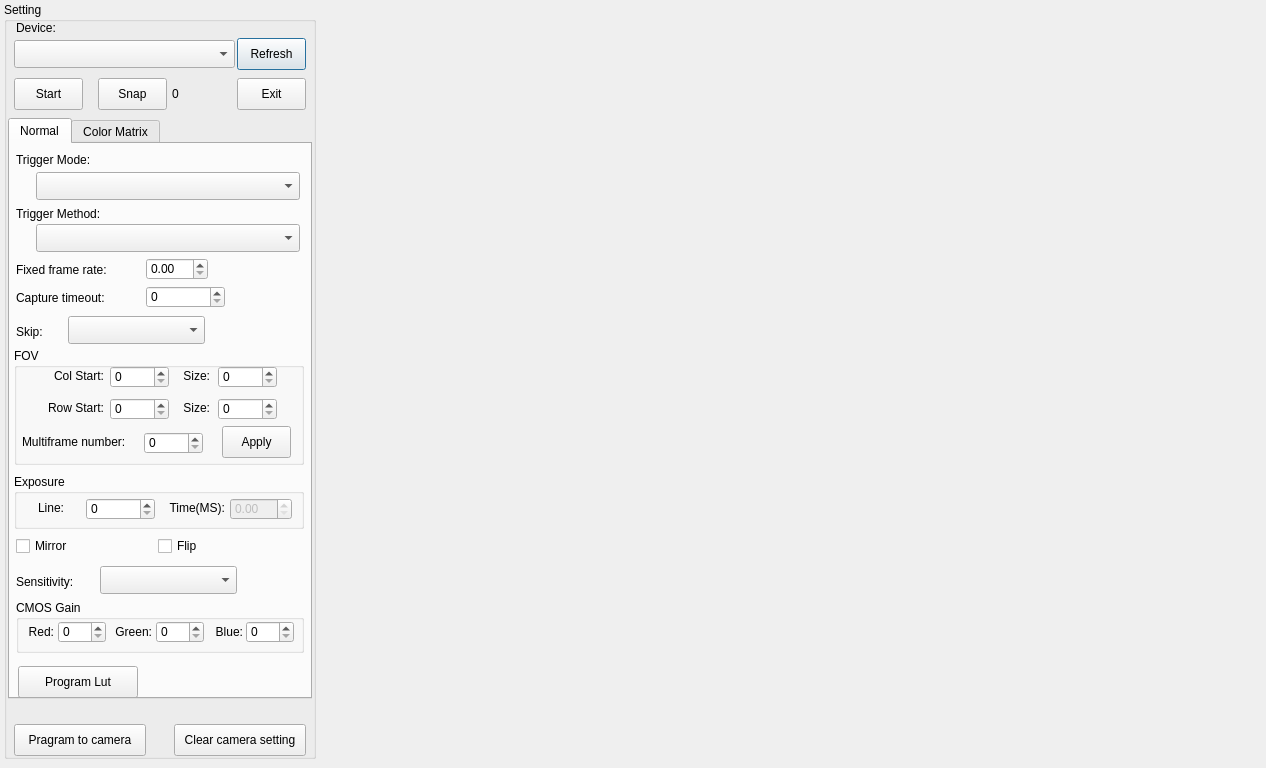
The window that KSJDemoQT_QImage/KSJShow/KSJSCZDemoMainWindow.ui (James20L/KSJApiNew) describes before a commit, drawn with Qt 5.
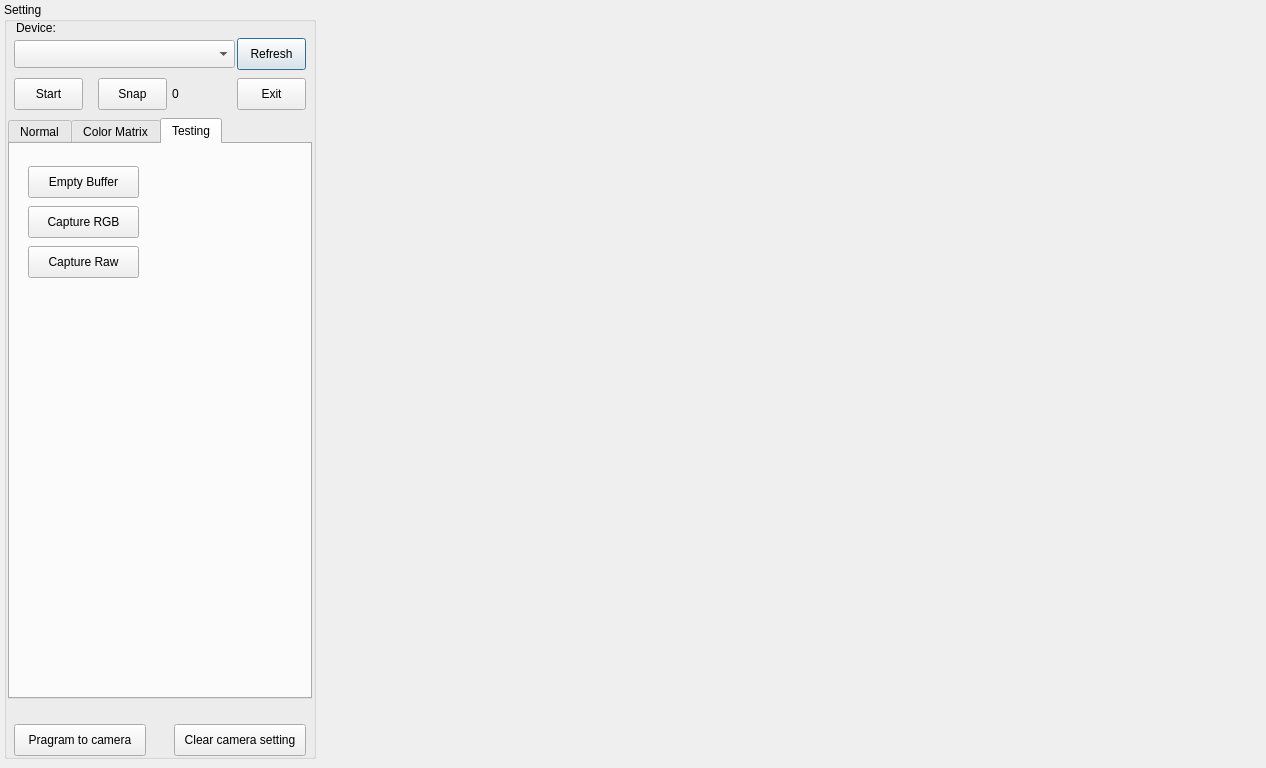
The same window after the commit. The open tabs and pages were chosen to show the change.

What changed in the file:
```diff
--- a/KSJDemoQT_QImage/KSJShow/KSJSCZDemoMainWindow.ui
+++ b/KSJDemoQT_QImage/KSJShow/KSJSCZDemoMainWindow.ui
@@ -601,7 +601,7 @@
         </rect>
        </property>
        <property name="maximum">
-        <number>8192</number>
+        <number>999999</number>
        </property>
       </widget>
       <widget class="QLabel" name="label_14">
@@ -1159,6 +1159,50 @@
       </widget>
      </widget>
     </widget>
+    <widget class="QWidget" name="TestingTab">
+     <attribute name="title">
+      <string>Testing</string>
+     </attribute>
+     <widget class="QPushButton" name="EmptyBufferPushButton">
+      <property name="geometry">
+       <rect>
+        <x>18</x>
+        <y>22</y>
+        <width>111</width>
+        <height>32</height>
+       </rect>
+      </property>
+      <property name="text">
+       <string>Empty Buffer</string>
+      </property>
+     </widget>
+     <widget class="QPushButton" name="CaptureRGBPushButton">
+      <property name="geometry">
+       <rect>
+        <x>18</x>
+        <y>62</y>
+        <width>111</width>
+        <height>32</height>
+       </rect>
+      </property>
+      <property name="text">
+       <string>Capture RGB</string>
+      </property>
+     </widget>
+     <widget class="QPushButton" name="CaptureRawPushButton">
+      <property name="geometry">
+       <rect>
+        <x>18</x>
+        <y>102</y>
+        <width>111</width>
+        <height>32</height>
+       </rect>
+      </property>
+      <property name="text">
+       <string>Capture Raw</string>
+      </property>
+     </widget>
+    </widget>
    </widget>
   </widget>
   <zorder>SettingGroupBox</zorder>
```
Left out of the diff: 8 changed lines with no effect on the pictures.
